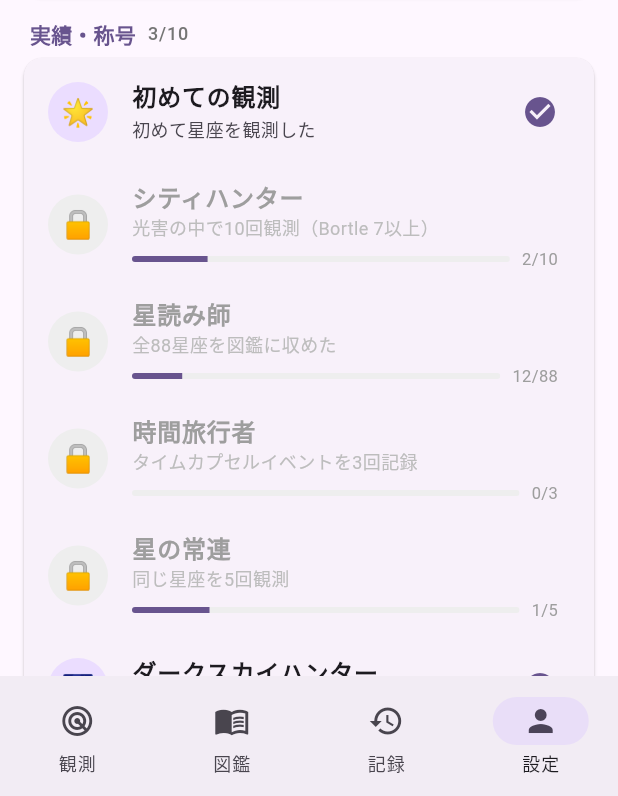
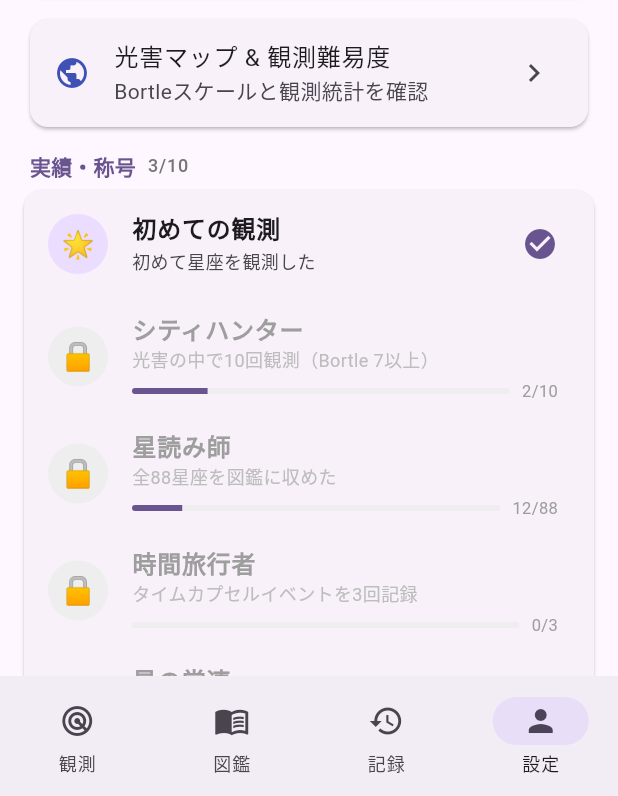
Before and after one commit to zka32101/seiza_kore, a Flutter app: the HomeScreen screen opened by its route, item 4 of the bottom bar chosen, on a phone screen of 412 x 824 dp, the part 440-1236 px from its top. Run offline on Flutter 3.47's test engine with Material 3 defaults, Android fonts, the phone set to English and light mode, and no system bars; our stand-ins replace cloud_firestore, firebase_auth, firebase_core, flutter_riverpod, go_router, shared_preferences; accounts and stored records are empty.

Commit message:
Fix 8 bugs found in bug investigation (Critical/High/Medium/Low)
Critical:
- stars_data.dart: remove duplicate 'aries'/'cancer' keys that were
  silently overwritten by Dart map literal semantics

High:
- android/app/build.gradle.kts: applicationId/namespace now match
  the Firebase-registered package com.petitworksapps.seizakore;
  added google-services.json and the google-services Gradle plugin
- achievement_provider.dart: reorder userTitleProvider priority so
  star_reader (all 88 constellations) outranks ultra_city_master
- timecapsule_provider.dart: wrap _load() JSON parsing in try/catch
  to match the other capsule/nickname providers

Medium:
- settings_tab.dart: add navigation entry to the previously
  unreachable light pollution map screen
- light_pollution_map_screen.dart: remove dead/misnamed `bortle`
  variable
- constellation_time_capsule.dart: isUnlocked is now a getter
  evaluated against DateTime.now() on each access instead of being
  frozen at construction time
- constellation_detail_screen.dart: dispose the nickname dialog's
  TextEditingControllers after the dialog closes

Low:
- timecapsule_screen.dart: rename daysElevenDays -> daysLeftLabel

Also upgraded firebase_core/firebase_auth/cloud_firestore to
^4.0.0/^6.0.0/^6.0.0 — the previously pinned 2024-era versions
depended on the `js` package's PromiseJsImpl, which no longer
resolves under the current Flutter/Dart SDK and broke `flutter
build web` entirely.

Co-Authored-By: Claude Haiku 4.5 <noreply@anthropic.com>

```diff
--- a/lib/data/stars_data.dart
+++ b/lib/data/stars_data.dart
@@ -35,7 +35,6 @@ final constellationStarMap = {
   'aries': const StarData(name: 'ハマル', nameEn: 'Hamal', lightYears: 66.0, constellationId: 'aries'),
   'taurus': const StarData(name: 'アルデバラン', nameEn: 'Aldebaran', lightYears: 65.1, constellationId: 'taurus'),
   'gemini': const StarData(name: 'ポルックス', nameEn: 'Pollux', lightYears: 34.0, constellationId: 'gemini'),
-  'cancer': const StarData(name: 'レギュラス', nameEn: 'Regulus', lightYears: 77.0, constellationId: 'cancer'),
   'leo': const StarData(name: 'レギュラス', nameEn: 'Regulus', lightYears: 77.0, constellationId: 'leo'),
   'virgo': const StarData(name: 'スピカ', nameEn: 'Spica', lightYears: 250.0, constellationId: 'virgo'),
   'libra': const StarData(name: 'ズベンエルジェナビ', nameEn: 'Zubenelgenubi', lightYears: 77.0, constellationId: 'libra'),
@@ -104,7 +103,6 @@ final constellationStarMap = {
   // 秋の星座
   'pegasus': const StarData(name: 'エニフ', nameEn: 'Enif', lightYears: 2700.0, constellationId: 'pegasus'),
   'cetus': const StarData(name: 'ミラ', nameEn: 'Mira', lightYears: 305.0, constellationId: 'cetus'),
-  'aries': const StarData(name: 'ハマル', nameEn: 'Hamal', lightYears: 66.0, constellationId: 'aries'),
   'fornax': const StarData(name: 'アルファ・フォルナキス', nameEn: 'Alpha Fornacis', lightYears: 46.0, constellationId: 'fornax'),
   'sculptor': const StarData(name: 'アルファ・スクルプトリス', nameEn: 'Alpha Sculptoris', lightYears: 74.0, constellationId: 'sculptor'),
 
--- a/lib/providers/achievement_provider.dart
+++ b/lib/providers/achievement_provider.dart
@@ -164,8 +164,8 @@ final userTitleProvider = Provider<String>((ref) {
   final achievements = ref.watch(achievementsProvider);
   final unlocked = achievements.where((a) => a.isUnlocked).toList();
 
+  if (unlocked.any((a) => a.id == 'star_reader')) return '星読み師';
   if (unlocked.any((a) => a.id == 'ultra_city_master')) return 'ウルトラシティマスター';
-  if (unlocked.any((a) => a.id == 'star_reader')) return '星読み師';
   if (unlocked.any((a) => a.id == 'collector_50')) return '大コレクター';
   if (unlocked.any((a) => a.id == 'zodiac_complete')) return '黄道マスター';
   if (unlocked.any((a) => a.id == 'time_traveler')) return '時間旅行者';
--- a/lib/screens/constellation_detail_screen.dart
+++ b/lib/screens/constellation_detail_screen.dart
@@ -980,6 +980,9 @@ class _StarNamingSection extends ConsumerWidget {
           ),
         ],
       ),
-    );
+    ).then((_) {
+      nicknameCtrl.dispose();
+      reasonCtrl.dispose();
+    });
   }
 }
--- a/lib/screens/light_pollution_map_screen.dart
+++ b/lib/screens/light_pollution_map_screen.dart
@@ -9,7 +9,6 @@ class LightPollutionMapScreen extends ConsumerWidget {
 
   @override
   Widget build(BuildContext context, WidgetRef ref) {
-    final bortle = Brightness.light;
     final observations = ref.watch(observationListProvider);
     final constellations = ref.watch(constellationListProvider);
 
--- a/lib/screens/timecapsule_screen.dart
+++ b/lib/screens/timecapsule_screen.dart
@@ -409,7 +409,7 @@ class _UpcomingEventCard extends StatelessWidget {
             ),
             const SizedBox(height: 6),
             Text(
-              'あと$daysElevenDays（${_formatDate(event.openTime)}）に解放されます',
+              'あと$daysLeftLabel（${_formatDate(event.openTime)}）に解放されます',
               style: Theme.of(context).textTheme.labelSmall?.copyWith(
                     color: Colors.grey.shade600,
                   ),
@@ -420,7 +420,7 @@ class _UpcomingEventCard extends StatelessWidget {
     );
   }
 
-  String get daysElevenDays {
+  String get daysLeftLabel {
     final d = event.daysUntilOpen;
     return '$d日';
   }
--- a/lib/widgets/settings_tab.dart
+++ b/lib/widgets/settings_tab.dart
@@ -34,6 +34,20 @@ class SettingsTab extends ConsumerWidget {
           GestureDetector(
             onTap: () => context.push('/stats'),
             child: _StatsCard(unlockedCount: unlockedCount, obsCount: obsCount),
+          ),
+
+          // Light Pollution Map
+          Padding(
+            padding: const EdgeInsets.symmetric(horizontal: 16, vertical: 4),
+            child: Card(
+              child: ListTile(
+                leading: const Icon(Icons.public, color: Colors.indigo),
+                title: const Text('光害マップ & 観測難易度'),
+                subtitle: const Text('Bortleスケールと観測統計を確認'),
+                trailing: const Icon(Icons.chevron_right),
+                onTap: () => context.push('/light-pollution-map'),
+              ),
+            ),
           ),
 
           // Achievements
--- a/pubspec.yaml
+++ b/pubspec.yaml
@@ -40,9 +40,9 @@ dependencies:
   collection: ^1.18.0
 
   # Firebase
-  firebase_core: ^2.24.0
-  firebase_auth: ^4.15.0
-  cloud_firestore: ^4.13.0
+  firebase_core: ^4.0.0
+  firebase_auth: ^6.0.0
+  cloud_firestore: ^6.0.0
 
 dev_dependencies:
   flutter_test:
```
Also changed, not shown: lib/firebase_setup.dart (+30 -18 lines), lib/models/constellation_time_capsule.dart (+5 -2 lines), lib/providers/timecapsule_provider.dart (+8 -4 lines), pubspec.lock, 3 other files.
